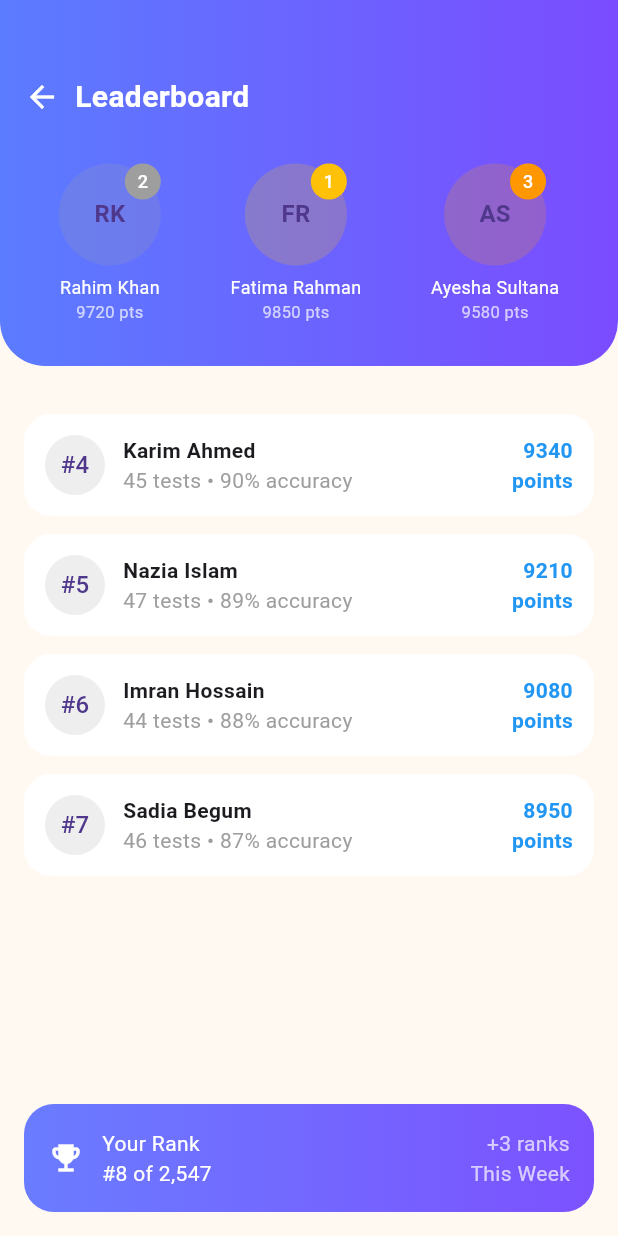
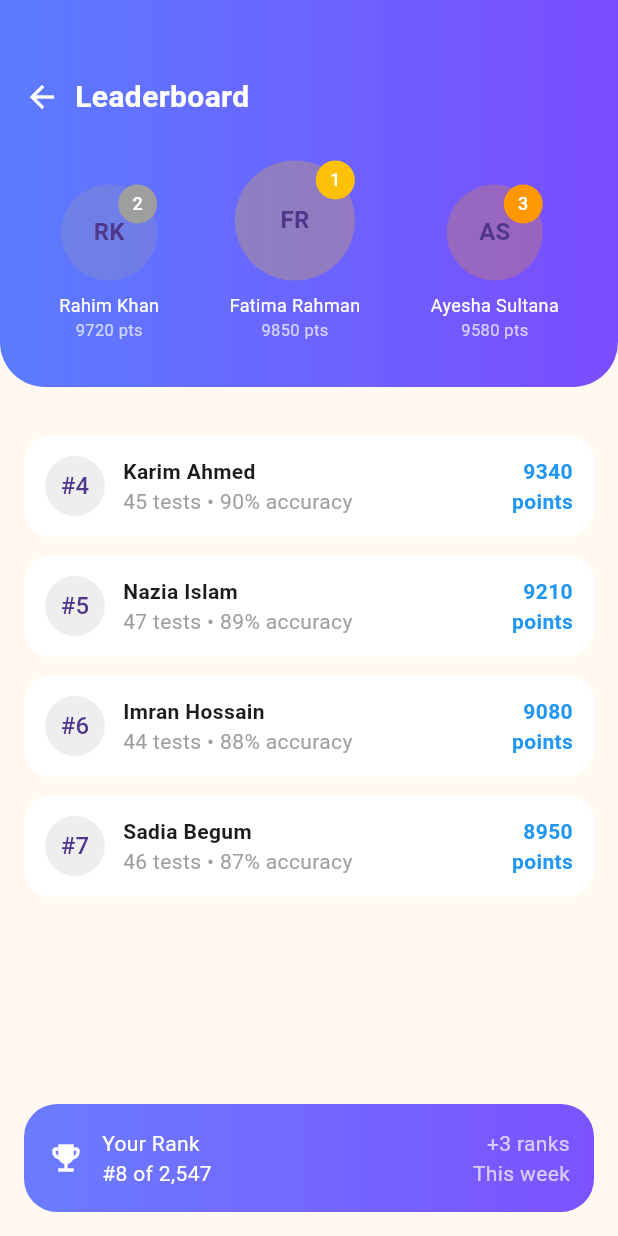
Before and after one commit to sazia006/brainwave, a Flutter app: the LeaderboardView screen opened directly, on a phone screen of 412 x 824 dp. Run offline on Flutter 3.47's test engine with Material 3 defaults, Android fonts, the phone set to English and light mode, and no system bars; our stand-ins replace cloud_firestore, firebase_auth, firebase_core, firebase_storage, image_picker, loading_animation_widget; accounts and stored records are empty.

Commit message:
Admission Learning Tool

```diff
--- a/lib/main.dart
+++ b/lib/main.dart
@@ -4,8 +4,11 @@ import 'core/app_colors.dart';
 import 'view/splash/splash_view.dart';
 import 'view/onboarding/onboarding_wrapper.dart';
 import 'view/main_shell.dart';
+import 'package:firebase_core/firebase_core.dart';
 
-void main() {
+void main() async {
+  WidgetsFlutterBinding.ensureInitialized();
+  await Firebase.initializeApp();
   runApp(const BrainWaveApp());
 }
 
--- a/lib/view/leaderboard/leaderboard_view.dart
+++ b/lib/view/leaderboard/leaderboard_view.dart
@@ -10,9 +10,9 @@ class LeaderboardView extends StatelessWidget {
       backgroundColor: AppColors.cream,
       body: Column(
         children: [
-          /// ===== TOP HEADER =====
+          /// ===== PODIUM HEADER =====
           Container(
-            padding: const EdgeInsets.fromLTRB(16, 50, 16, 28),
+            padding: const EdgeInsets.fromLTRB(16, 50, 16, 30),
             decoration: const BoxDecoration(
               gradient: LinearGradient(
                 colors: [Color(0xFF5B7CFF), Color(0xFF7B4CFF)],
@@ -36,25 +36,30 @@ class LeaderboardView extends StatelessWidget {
                   ],
                 ),
 
-                const SizedBox(height: 30),
+                const SizedBox(height: 28),
 
                 Row(
                   mainAxisAlignment: MainAxisAlignment.spaceAround,
+                  crossAxisAlignment: CrossAxisAlignment.end,
                   children: const [
-                    _TopRank("Rahim Khan", "9720 pts", "RK", Colors.grey, "2"),
-                    _TopRank(
-                      "Fatima Rahman",
-                      "9850 pts",
-                      "FR",
-                      Colors.amber,
-                      "1",
+                    _Podium(
+                      rank: 2,
+                      name: "Rahim Khan",
+                      points: "9720 pts",
+                      color: Colors.grey,
                     ),
-                    _TopRank(
-                      "Ayesha Sultana",
-                      "9580 pts",
-                      "AS",
-                      Colors.orange,
-                      "3",
+                    _Podium(
+                      rank: 1,
+                      name: "Fatima Rahman",
+                      points: "9850 pts",
+                      color: Colors.amber,
+                      big: true,
+                    ),
+                    _Podium(
+                      rank: 3,
+                      name: "Ayesha Sultana",
+                      points: "9580 pts",
+                      color: Colors.orange,
                     ),
                   ],
                 ),
@@ -64,20 +69,20 @@ class LeaderboardView extends StatelessWidget {
 
           const SizedBox(height: 16),
 
-          /// ===== RANKING LIST =====
+          /// ===== RANK LIST =====
           Expanded(
             child: ListView(
               padding: const EdgeInsets.all(16),
               children: const [
-                _RankItem(4, "Karim Ahmed", "45 tests • 90% accuracy", 9340),
-                _RankItem(5, "Nazia Islam", "47 tests • 89% accuracy", 9210),
-                _RankItem(6, "Imran Hossain", "44 tests • 88% accuracy", 9080),
-                _RankItem(7, "Sadia Begum", "46 tests • 87% accuracy", 8950),
+                _RankRow(4, "Karim Ahmed", "45 tests • 90% accuracy", 9340),
+                _RankRow(5, "Nazia Islam", "47 tests • 89% accuracy", 9210),
+                _RankRow(6, "Imran Hossain", "44 tests • 88% accuracy", 9080),
+                _RankRow(7, "Sadia Begum", "46 tests • 87% accuracy", 8950),
               ],
             ),
           ),
 
-          /// ===== YOUR RANK =====
+          /// ===== YOUR RANK CARD =====
           Container(
             margin: const EdgeInsets.all(16),
             padding: const EdgeInsets.all(16),
@@ -85,7 +90,7 @@ class LeaderboardView extends StatelessWidget {
               gradient: const LinearGradient(
                 colors: [Color(0xFF6A7CFF), Color(0xFF7C52FF)],
               ),
-              borderRadius: BorderRadius.circular(20),
+              borderRadius: BorderRadius.circular(22),
             ),
             child: const Row(
               mainAxisAlignment: MainAxisAlignment.spaceBetween,
@@ -101,9 +106,9 @@ class LeaderboardView extends StatelessWidget {
                   ],
                 ),
                 Text(
-                  "+3 ranks\nThis Week",
+                  "+3 ranks\nThis week",
+                  textAlign: TextAlign.right,
                   style: TextStyle(color: Colors.white70),
-                  textAlign: TextAlign.right,
                 ),
               ],
             ),
@@ -114,22 +119,22 @@ class LeaderboardView extends StatelessWidget {
   }
 }
 
-/// ================= WIDGETS =================
+/// ================= PODIUM =================
 
-class _TopRank extends StatelessWidget {
+class _Podium extends StatelessWidget {
+  final int rank;
   final String name;
   final String points;
-  final String initials;
-  final Color medalColor;
-  final String rank;
+  final Color color;
+  final bool big;
 
-  const _TopRank(
-    this.name,
-    this.points,
-    this.initials,
-    this.medalColor,
-    this.rank,
-  );
+  const _Podium({
+    required this.rank,
+    required this.name,
+    required this.points,
+    required this.color,
+    this.big = false,
+  });
 
   @override
   Widget build(BuildContext context) {
@@ -139,24 +144,24 @@ class _TopRank extends StatelessWidget {
           alignment: Alignment.topRight,
           children: [
             CircleAvatar(
-              radius: 34,
-              backgroundColor: medalColor.withOpacity(.2),
+              radius: big ? 40 : 32,
+              backgroundColor: color.withOpacity(.25),
               child: Text(
-                initials,
+                name.split(" ").map((e) => e[0]).take(2).join(),
                 style: const TextStyle(fontWeight: FontWeight.bold),
               ),
             ),
             CircleAvatar(
-              radius: 12,
-              backgroundColor: medalColor,
+              radius: 13,
+              backgroundColor: color,
               child: Text(
-                rank,
+                "$rank",
                 style: const TextStyle(color: Colors.white, fontSize: 12),
               ),
             ),
           ],
         ),
-        const SizedBox(height: 6),
+        const SizedBox(height: 8),
         Text(name, style: const TextStyle(color: Colors.white, fontSize: 12)),
         Text(
           points,
@@ -167,13 +172,15 @@ class _TopRank extends StatelessWidget {
   }
 }
 
-class _RankItem extends StatelessWidget {
+/// ================= RANK ROW =================
+
+class _RankRow extends StatelessWidget {
   final int rank;
   final String name;
   final String stats;
   final int points;
 
-  const _RankItem(this.rank, this.name, this.stats, this.points);
+  const _RankRow(this.rank, this.name, this.stats, this.points);
 
   @override
   Widget build(BuildContext context) {
--- a/pubspec.yaml
+++ b/pubspec.yaml
@@ -38,6 +38,7 @@ dependencies:
   provider: ^6.0.5
   loading_animation_widget: ^1.2.0
   font_awesome_flutter: ^10.4.0
+  image_picker: ^1.0.7
   firebase_messaging: ^14.7.0
   firebase_core: ^2.15.0
   flutter_local_notifications: ^13.0.0
```
Also changed, not shown: lib/services/ai_recommendation_service.dart (added, +32 -0 lines), lib/services/auth_service.dart (added, +25 -0 lines), lib/services/question_service.dart (added, +14 -0 lines), lib/services/upload_service.dart (added, +10 -0 lines), lib/view/practice/easy_sets_view.dart (added, +36 -0 lines), lib/view/practice/hard_sets_view.dart (added, +34 -0 lines), lib/view/practice/medium_sets_view.dart (added, +36 -0 lines), lib/widgets/question_set_card.dart (added, +122 -0 lines), lib/widgets/upload_answer_card.dart (added, +103 -0 lines), lib/written_test/submit_written_test_view.dart (added, +76 -0 lines), lib/written_test/written_test_sets_view.dart (added, +145 -0 lines), pubspec.lock, 3 other files.
